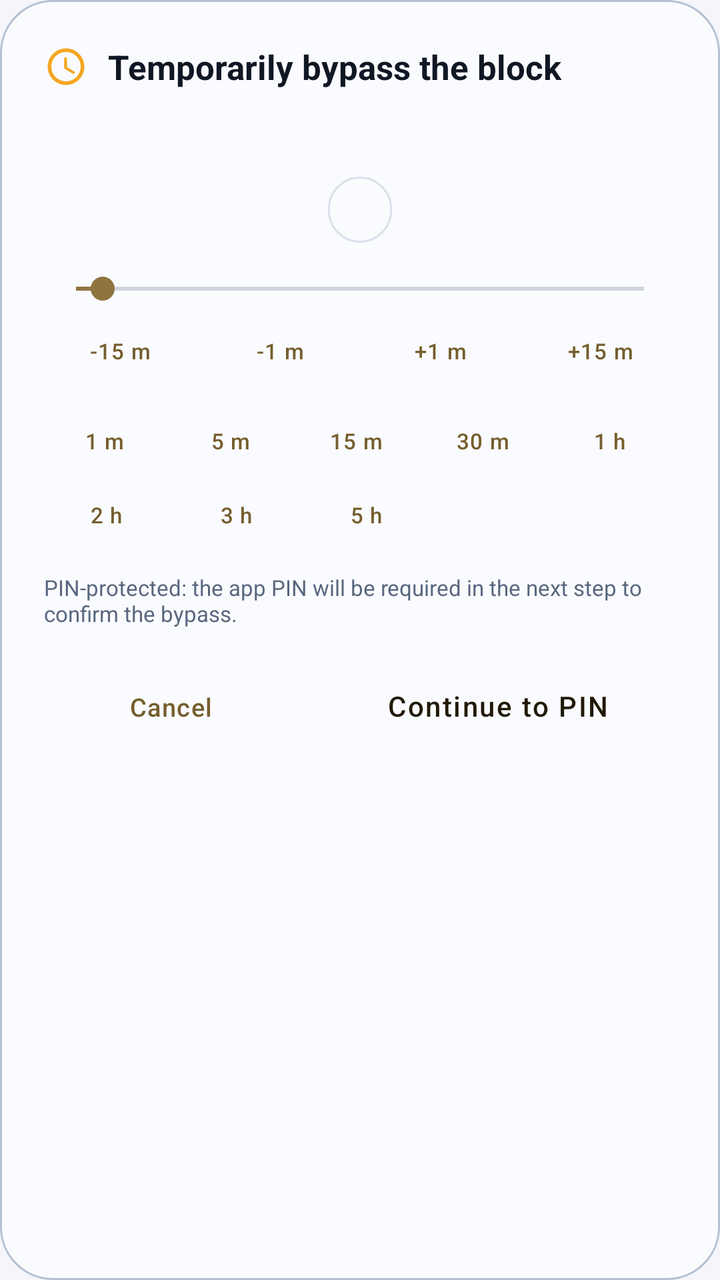
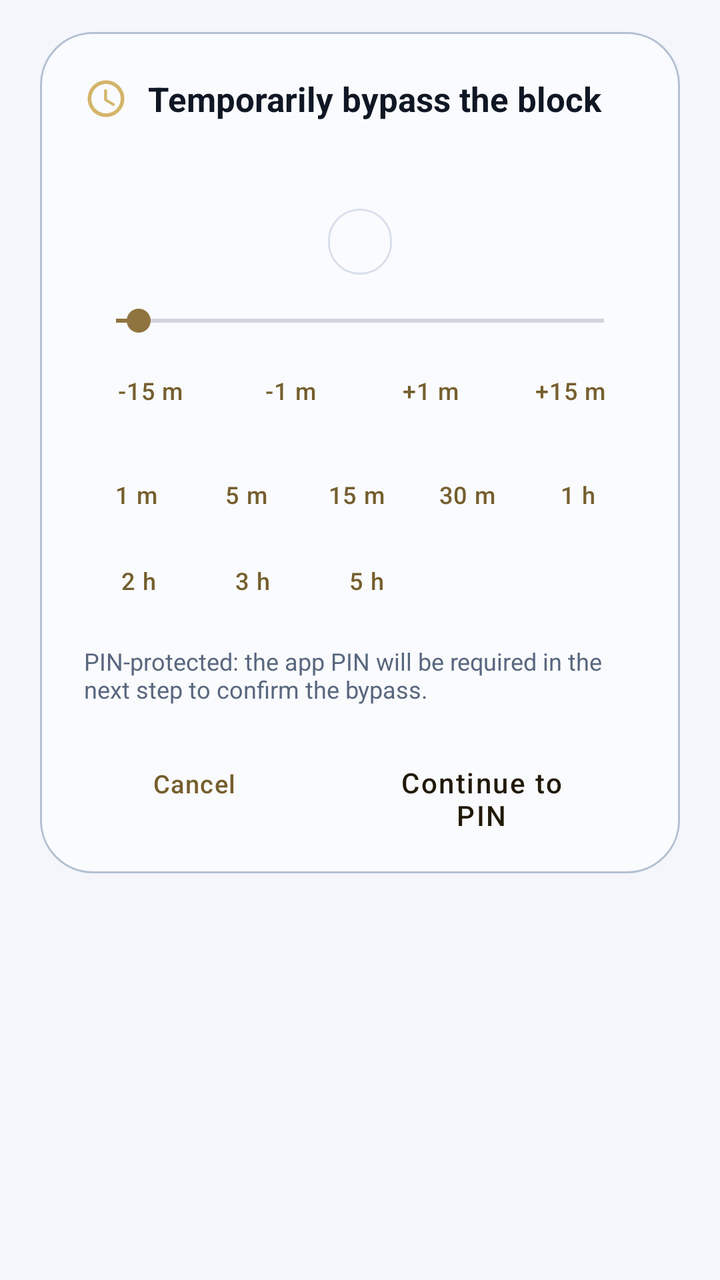

An Android layout rendered at two revisions. The XML below is the earlier revision; the diff shows what the commit changed to produce the second picture.
<!-- AndroidManifest.xml: application theme Theme.ScreenGuard -->
<!-- res/layout/dialog_block_bypass.xml -->
<?xml version="1.0" encoding="utf-8"?>
<LinearLayout xmlns:android="http://schemas.android.com/apk/res/android"
    xmlns:app="http://schemas.android.com/apk/res-auto"
    android:layout_width="match_parent"
    android:layout_height="wrap_content"
    android:layout_marginStart="20dp"
    android:layout_marginEnd="20dp"
    android:background="@drawable/bg_block_card"
    android:orientation="vertical"
    android:padding="22dp">

    
    <LinearLayout
        android:layout_width="match_parent"
        android:layout_height="wrap_content"
        android:gravity="center_vertical"
        android:orientation="horizontal">

        <ImageView
            android:id="@+id/bypassIcon"
            android:layout_width="22dp"
            android:layout_height="22dp"
            android:contentDescription="@string/overlay_bypass_button"
            android:src="@drawable/ic_clock"
            app:tint="@color/overlay_warning" />

        <TextView
            android:id="@+id/bypassTitle"
            android:layout_width="0dp"
            android:layout_height="wrap_content"
            android:layout_marginStart="10dp"
            android:layout_weight="1"
            android:text="@string/overlay_bypass_button"
            android:textColor="?attr/sgTextPrimary"
            android:textSize="17sp"
            android:textStyle="bold" />
    </LinearLayout>

    
    <LinearLayout
        android:id="@+id/durationStep"
        android:layout_width="match_parent"
        android:layout_height="wrap_content"
        android:orientation="vertical">

        <TextView
            android:id="@+id/bypassDescription"
            android:layout_width="match_parent"
            android:layout_height="wrap_content"
            android:layout_marginTop="12dp"
            android:textColor="?attr/sgTextSecondary"
            android:textSize="13sp" />

        <TextView
            android:id="@+id/durationBadge"
            android:layout_width="wrap_content"
            android:layout_height="wrap_content"
            android:layout_gravity="center_horizontal"
            android:layout_marginTop="14dp"
            android:background="@drawable/bg_pill_outline"
            android:paddingStart="16dp"
            android:paddingTop="7dp"
            android:paddingEnd="16dp"
            android:paddingBottom="7dp"
            android:textColor="@color/overlay_warning"
            android:textSize="14sp"
            android:textStyle="bold" />

        <SeekBar
            android:id="@+id/durationSlider"
            android:layout_width="match_parent"
            android:layout_height="wrap_content"
            android:layout_marginTop="14dp"
            android:max="299"
            android:progress="14" />

        
        <LinearLayout
            android:layout_width="match_parent"
            android:layout_height="wrap_content"
            android:layout_marginTop="4dp"
            android:orientation="horizontal">

            <Button
                android:id="@+id/btnMinus15"
                style="@style/AppTonalButton"
                android:layout_width="0dp"
                android:layout_height="36dp"
                android:layout_marginEnd="4dp"
                android:layout_weight="1"
                android:padding="0dp"
                android:textSize="11sp"
                android:text="@string/dur_short_minus_15m" />

            <Button
                android:id="@+id/btnMinus1"
                style="@style/AppTonalButton"
                android:layout_width="0dp"
                android:layout_height="36dp"
                android:layout_marginEnd="4dp"
                android:layout_weight="1"
                android:padding="0dp"
                android:textSize="11sp"
                android:text="@string/dur_short_minus_1m" />

            <Button
                android:id="@+id/btnPlus1"
                style="@style/AppTonalButton"
                android:layout_width="0dp"
                android:layout_height="36dp"
                android:layout_marginEnd="4dp"
                android:layout_weight="1"
                android:padding="0dp"
                android:textSize="11sp"
                android:text="@string/dur_short_plus_1m" />

            <Button
                android:id="@+id/btnPlus15"
                style="@style/AppTonalButton"
                android:layout_width="0dp"
                android:layout_height="36dp"
                android:layout_weight="1"
                android:padding="0dp"
                android:textSize="11sp"
                android:text="@string/dur_short_plus_15m" />
        </LinearLayout>

        
        <LinearLayout
            android:layout_width="match_parent"
            android:layout_height="wrap_content"
            android:layout_marginTop="10dp"
            android:orientation="horizontal">

            <Button
                android:id="@+id/preset1"
                style="@style/AppTonalButton"
                android:layout_width="0dp"
                android:layout_height="34dp"
                android:layout_marginEnd="3dp"
                android:layout_weight="1"
                android:padding="0dp"
                android:textSize="11sp"
                android:text="@string/dur_short_1m" />

            <Button
                android:id="@+id/preset5"
                style="@style/AppTonalButton"
                android:layout_width="0dp"
                android:layout_height="34dp"
                android:layout_marginEnd="3dp"
                android:layout_weight="1"
                android:padding="0dp"
                android:textSize="11sp"
                android:text="@string/dur_short_5m" />

            <Button
                android:id="@+id/preset15"
                style="@style/AppTonalButton"
                android:layout_width="0dp"
                android:layout_height="34dp"
                android:layout_marginEnd="3dp"
                android:layout_weight="1"
                android:padding="0dp"
                android:textSize="11sp"
                android:text="@string/dur_short_15m" />

            <Button
                android:id="@+id/preset30"
                style="@style/AppTonalButton"
                android:layout_width="0dp"
                android:layout_height="34dp"
                android:layout_marginEnd="3dp"
                android:layout_weight="1"
                android:padding="0dp"
                android:textSize="11sp"
                android:text="@string/dur_short_30m" />

            <Button
                android:id="@+id/preset60"
                style="@style/AppTonalButton"
                android:layout_width="0dp"
                android:layout_height="34dp"
                android:layout_marginEnd="3dp"
                android:layout_weight="1"
                android:padding="0dp"
                android:textSize="11sp"
                android:text="@string/dur_short_1h" />
        </LinearLayout>

        <LinearLayout
            android:layout_width="match_parent"
            android:layout_height="wrap_content"
            android:layout_marginTop="3dp"
            android:orientation="horizontal">

            <Button
                android:id="@+id/preset120"
                style="@style/AppTonalButton"
                android:layout_width="0dp"
                android:layout_height="34dp"
                android:layout_marginEnd="3dp"
                android:layout_weight="1"
                android:padding="0dp"
                android:textSize="11sp"
                android:text="@string/dur_short_2h" />

            <Button
                android:id="@+id/preset180"
                style="@style/AppTonalButton"
                android:layout_width="0dp"
                android:layout_height="34dp"
                android:layout_marginEnd="3dp"
                android:layout_weight="1"
                android:padding="0dp"
                android:textSize="11sp"
                android:text="@string/dur_short_3h" />

            <Button
                android:id="@+id/preset300"
                style="@style/AppTonalButton"
                android:layout_width="0dp"
                android:layout_height="34dp"
                android:layout_weight="1"
                android:padding="0dp"
                android:textSize="11sp"
                android:text="@string/dur_short_5h" />

            <View
                android:layout_width="0dp"
                android:layout_height="1dp"
                android:layout_weight="2" />
        </LinearLayout>

        <TextView
            android:layout_width="match_parent"
            android:layout_height="wrap_content"
            android:layout_marginTop="12dp"
            android:text="@string/overlay_bypass_security_note"
            android:textColor="?attr/sgTextTertiary"
            android:textSize="11sp" />

        <LinearLayout
            android:layout_width="match_parent"
            android:layout_height="wrap_content"
            android:layout_marginTop="16dp"
            android:orientation="horizontal">

            <Button
                android:id="@+id/btnCancel"
                style="@style/AppTonalButton"
                android:layout_width="0dp"
                android:layout_height="46dp"
                android:layout_marginEnd="6dp"
                android:layout_weight="1"
                android:text="@string/action_cancel" />

            <Button
                android:id="@+id/btnProceed"
                style="@style/AppButton"
                android:layout_width="0dp"
                android:layout_height="46dp"
                android:layout_marginStart="6dp"
                android:layout_weight="1.4"
                android:text="@string/overlay_continue_to_pin" />
        </LinearLayout>
    </LinearLayout>

    
    <LinearLayout
        android:id="@+id/pinStep"
        android:layout_width="match_parent"
        android:layout_height="wrap_content"
        android:orientation="vertical"
        android:visibility="gone">

        <TextView
            android:id="@+id/pinSubtitle"
            android:layout_width="match_parent"
            android:layout_height="wrap_content"
            android:layout_marginTop="12dp"
            android:textColor="?attr/sgTextSecondary"
            android:textSize="13sp" />

        <com.screenguard.app.PinDotsView
            android:id="@+id/pinDots"
            android:layout_width="170dp"
            android:layout_height="32dp"
            android:layout_gravity="center_horizontal"
            android:layout_marginTop="16dp" />

        <TextView
            android:id="@+id/pinError"
            android:layout_width="match_parent"
            android:layout_height="wrap_content"
            android:layout_marginTop="6dp"
            android:gravity="center"
            android:textColor="@color/overlay_danger"
            android:textSize="12sp"
            android:visibility="gone" />

        
        <LinearLayout
            android:layout_width="match_parent"
            android:layout_height="wrap_content"
            android:layout_marginTop="14dp"
            android:orientation="vertical">

            <LinearLayout style="@style/BypassKeyRow">
                <Button android:id="@+id/key1" style="@style/KeypadDigit" android:text="1" />
                <Button android:id="@+id/key2" style="@style/KeypadDigit" android:text="2" />
                <Button android:id="@+id/key3" style="@style/KeypadDigit" android:text="3" />
            </LinearLayout>

            <LinearLayout style="@style/BypassKeyRow">
                <Button android:id="@+id/key4" style="@style/KeypadDigit" android:text="4" />
                <Button android:id="@+id/key5" style="@style/KeypadDigit" android:text="5" />
                <Button android:id="@+id/key6" style="@style/KeypadDigit" android:text="6" />
            </LinearLayout>

            <LinearLayout style="@style/BypassKeyRow">
                <Button android:id="@+id/key7" style="@style/KeypadDigit" android:text="7" />
                <Button android:id="@+id/key8" style="@style/KeypadDigit" android:text="8" />
                <Button android:id="@+id/key9" style="@style/KeypadDigit" android:text="9" />
            </LinearLayout>

            <LinearLayout style="@style/BypassKeyRow">
                <Button
                    android:id="@+id/keyClearDummy"
                    style="@style/KeypadDigit"
                    android:visibility="invisible"
                    android:text="0" />
                <Button android:id="@+id/key0" style="@style/KeypadDigit" android:text="0" />
                <ImageButton
                    android:id="@+id/keyBackspace"
                    style="@style/KeypadIcon"
                    android:src="@drawable/ic_backspace"
                    android:contentDescription="@string/keypad_delete" />
            </LinearLayout>
        </LinearLayout>

        <LinearLayout
            android:layout_width="match_parent"
            android:layout_height="wrap_content"
            android:layout_marginTop="12dp"
            android:orientation="horizontal">

            <Button
                android:id="@+id/btnBackToDuration"
                style="@style/AppTonalButton"
                android:layout_width="0dp"
                android:layout_height="46dp"
                android:layout_marginEnd="6dp"
                android:layout_weight="1"
                android:text="@string/overlay_edit_duration" />

            <Button
                android:id="@+id/btnPinCancel"
                style="@style/AppTonalButton"
                android:layout_width="0dp"
                android:layout_height="46dp"
                android:layout_marginStart="6dp"
                android:layout_weight="1"
                android:text="@string/action_cancel" />
        </LinearLayout>
    </LinearLayout>
</LinearLayout>
<!-- resources referenced by this layout -->
<resources>
  <color name="overlay_danger">#F0938C</color>
  <color name="overlay_warning">#F5A623</color>
  <!-- drawable bg_block_card (drawable) -->
  <?xml version="1.0" encoding="utf-8"?>
  <shape xmlns:android="http://schemas.android.com/apk/res/android" android:shape="rectangle">
      <solid android:color="?attr/sgSurfaceElev" />
      <corners android:radius="26dp" />
      <stroke android:width="1dp" android:color="?attr/sgOutlineStrong" />
  </shape>
  <!-- drawable bg_pill_outline (drawable) -->
  <?xml version="1.0" encoding="utf-8"?>
  <shape xmlns:android="http://schemas.android.com/apk/res/android" android:shape="rectangle">
      <solid android:color="?attr/sgSurfaceElev" />
      <stroke android:width="1dp" android:color="?attr/sgOutline" />
      <corners android:radius="20dp" />
  </shape>
  <string name="action_cancel">Cancel</string>
  <string name="dur_short_15m">15 m</string>
  <string name="dur_short_1h">1 h</string>
  <string name="dur_short_1m">1 m</string>
  <string name="dur_short_2h">2 h</string>
  <string name="dur_short_30m">30 m</string>
  <string name="dur_short_3h">3 h</string>
  <string name="dur_short_5h">5 h</string>
  <string name="dur_short_5m">5 m</string>
  <string name="dur_short_minus_15m">-15 m</string>
  <string name="dur_short_minus_1m">-1 m</string>
  <string name="dur_short_plus_15m">+15 m</string>
  <string name="dur_short_plus_1m">+1 m</string>
  <string name="keypad_delete">⌫</string>
  <string name="overlay_bypass_button">Temporarily bypass the block</string>
  <string name="overlay_bypass_security_note">PIN-protected: the app PIN will be required in the next step to confirm the bypass.</string>
  <string name="overlay_continue_to_pin">Continue to PIN</string>
  <string name="overlay_edit_duration">Change duration</string>
  <style name="BypassKeyRow">
          <item name="android:layout_width">match_parent</item>
          <item name="android:layout_height">wrap_content</item>
          <item name="android:gravity">center_horizontal</item>
          <item name="android:orientation">horizontal</item>
      </style>
  <color name="bg">#F4F6FB</color>
  <color name="header">#EBEFF7</color>
  <color name="surface">#FFFFFF</color>
  <color name="surface_elev">#FAFBFE</color>
  <color name="surface_alt">#F2F5FA</color>
  <color name="outline">#D9E0EC</color>
  <color name="outline_strong">#B4C0D4</color>
  <color name="divider">#E6EBF3</color>
  <color name="gold">#D4B46A</color>
  <color name="gold_soft">#7E6434</color>
  <color name="gold_deep">#8F7440</color>
  <color name="on_gold">#211907</color>
  <color name="gold_container">#F2E9D2</color>
  <color name="gold_hairline">#668F7440</color>
  <color name="gold_text">#755E2E</color>
  <color name="text_primary">#101724</color>
  <color name="text_secondary">#42506B</color>
  <color name="text_tertiary">#59677F</color>
  <color name="key_bg">#EEF1F8</color>
  <color name="danger">#A82C26</color>
  <color name="error_on">#FFFFFF</color>
  <color name="danger_container">#FBE5E2</color>
  <style name="ScreenGuard.Switch" parent="Widget.Material3.CompoundButton.MaterialSwitch">
          <item name="trackTint">@null</item>
          <item name="thumbTint">@null</item>
      </style>
  <style name="ScreenGuard.Dialog.Style" parent="MaterialAlertDialog.Material3">
          <item name="shapeAppearanceOverlay">@style/ScreenGuard.Dialog.Shape</item>
          <item name="android:background">?attr/sgSurface</item>
      </style>
  <style name="ScreenGuard.Dialog.Shape" parent="ShapeAppearance.Material3.Corner.ExtraLarge">
          <item name="cornerSize">24dp</item>
      </style>
  <!-- unchanged entries left out for length: 8 -->
</resources>

<!-- the commit's change to res/layout/dialog_block_bypass.xml (unified diff, before → after) -->
@@ -1,13 +1,21 @@
 <?xml version="1.0" encoding="utf-8"?>
-<LinearLayout xmlns:android="http://schemas.android.com/apk/res/android"
+<ScrollView xmlns:android="http://schemas.android.com/apk/res/android"
     xmlns:app="http://schemas.android.com/apk/res-auto"
     android:layout_width="match_parent"
     android:layout_height="wrap_content"
-    android:layout_marginStart="20dp"
-    android:layout_marginEnd="20dp"
-    android:background="@drawable/bg_block_card"
-    android:orientation="vertical"
-    android:padding="22dp">
+    android:overScrollMode="never"
+    android:scrollbars="none">
+
+    <LinearLayout
+        android:layout_width="match_parent"
+        android:layout_height="wrap_content"
+        android:layout_marginStart="20dp"
+        android:layout_marginEnd="20dp"
+        android:layout_marginTop="16dp"
+        android:layout_marginBottom="16dp"
+        android:background="@drawable/bg_block_card"
+        android:orientation="vertical"
+        android:padding="22dp">
 
     
     <LinearLayout
@@ -85,43 +93,43 @@
                 android:id="@+id/btnMinus15"
                 style="@style/AppTonalButton"
                 android:layout_width="0dp"
-                android:layout_height="36dp"
+                android:layout_height="44dp"
                 android:layout_marginEnd="4dp"
                 android:layout_weight="1"
                 android:padding="0dp"
-                android:textSize="11sp"
+                android:textSize="12sp"
                 android:text="@string/dur_short_minus_15m" />
 
             <Button
                 android:id="@+id/btnMinus1"
                 style="@style/AppTonalButton"
                 android:layout_width="0dp"
-                android:layout_height="36dp"
+                android:layout_height="44dp"
                 android:layout_marginEnd="4dp"
                 android:layout_weight="1"
                 android:padding="0dp"
-                android:textSize="11sp"
+                android:textSize="12sp"
                 android:text="@string/dur_short_minus_1m" />
 
             <Button
                 android:id="@+id/btnPlus1"
                 style="@style/AppTonalButton"
                 android:layout_width="0dp"
-                android:layout_height="36dp"
+                android:layout_height="44dp"
                 android:layout_marginEnd="4dp"
                 android:layout_weight="1"
                 android:padding="0dp"
-                android:textSize="11sp"
+                android:textSize="12sp"
                 android:text="@string/dur_short_plus_1m" />
 
             <Button
                 android:id="@+id/btnPlus15"
                 style="@style/AppTonalButton"
                 android:layout_width="0dp"
-                android:layout_height="36dp"
-                android:layout_weight="1"
-                android:padding="0dp"
-                android:textSize="11sp"
+                android:layout_height="44dp"
+                android:layout_weight="1"
+                android:padding="0dp"
+                android:textSize="12sp"
                 android:text="@string/dur_short_plus_15m" />
         </LinearLayout>
 
@@ -136,55 +144,55 @@
                 android:id="@+id/preset1"
                 style="@style/AppTonalButton"
                 android:layout_width="0dp"
-                android:layout_height="34dp"
-                android:layout_marginEnd="3dp"
-                android:layout_weight="1"
-                android:padding="0dp"
-                android:textSize="11sp"
+                android:layout_height="40dp"
+                android:layout_marginEnd="3dp"
+                android:layout_weight="1"
+                android:padding="0dp"
+                android:textSize="12sp"
                 android:text="@string/dur_short_1m" />
 
             <Button
                 android:id="@+id/preset5"
                 style="@style/AppTonalButton"
                 android:layout_width="0dp"
-                android:layout_height="34dp"
-                android:layout_marginEnd="3dp"
-                android:layout_weight="1"
-                android:padding="0dp"
-                android:textSize="11sp"
+                android:layout_height="40dp"
+                android:layout_marginEnd="3dp"
+                android:layout_weight="1"
+                android:padding="0dp"
+                android:textSize="12sp"
                 android:text="@string/dur_short_5m" />
 
             <Button
                 android:id="@+id/preset15"
                 style="@style/AppTonalButton"
                 android:layout_width="0dp"
-                android:layout_height="34dp"
-                android:layout_marginEnd="3dp"
-                android:layout_weight="1"
-                android:padding="0dp"
-                android:textSize="11sp"
+                android:layout_height="40dp"
+                android:layout_marginEnd="3dp"
+                android:layout_weight="1"
+                android:padding="0dp"
+                android:textSize="12sp"
                 android:text="@string/dur_short_15m" />
 
             <Button
                 android:id="@+id/preset30"
                 style="@style/AppTonalButton"
                 android:layout_width="0dp"
-                android:layout_height="34dp"
-                android:layout_marginEnd="3dp"
-                android:layout_weight="1"
-                android:padding="0dp"
-                android:textSize="11sp"
+                android:layout_height="40dp"
+                android:layout_marginEnd="3dp"
+                android:layout_weight="1"
+                android:padding="0dp"
+                android:textSize="12sp"
                 android:text="@string/dur_short_30m" />
 
             <Button
                 android:id="@+id/preset60"
                 style="@style/AppTonalButton"
                 android:layout_width="0dp"
-                android:layout_height="34dp"
-                android:layout_marginEnd="3dp"
-                android:layout_weight="1"
-                android:padding="0dp"
-                android:textSize="11sp"
+                android:layout_height="40dp"
+                android:layout_marginEnd="3dp"
+                android:layout_weight="1"
+                android:padding="0dp"
+                android:textSize="12sp"
                 android:text="@string/dur_short_1h" />
         </LinearLayout>
 
@@ -198,32 +206,32 @@
                 android:id="@+id/preset120"
                 style="@style/AppTonalButton"
                 android:layout_width="0dp"
-                android:layout_height="34dp"
-                android:layout_marginEnd="3dp"
-                android:layout_weight="1"
-                android:padding="0dp"
-                android:textSize="11sp"
+                android:layout_height="40dp"
+                android:layout_marginEnd="3dp"
+                android:layout_weight="1"
+                android:padding="0dp"
+                android:textSize="12sp"
                 android:text="@string/dur_short_2h" />
 
             <Button
                 android:id="@+id/preset180"
                 style="@style/AppTonalButton"
                 android:layout_width="0dp"
-                android:layout_height="34dp"
-                android:layout_marginEnd="3dp"
-                android:layout_weight="1"
-                android:padding="0dp"
-                android:textSize="11sp"
+                android:layout_height="40dp"
+                android:layout_marginEnd="3dp"
+                android:layout_weight="1"
+                android:padding="0dp"
+                android:textSize="12sp"
                 android:text="@string/dur_short_3h" />
 
             <Button
                 android:id="@+id/preset300"
                 style="@style/AppTonalButton"
                 android:layout_width="0dp"
-                android:layout_height="34dp"
-                android:layout_weight="1"
-                android:padding="0dp"
-                android:textSize="11sp"
+                android:layout_height="40dp"
+                android:layout_weight="1"
+                android:padding="0dp"
+                android:textSize="12sp"
                 android:text="@string/dur_short_5h" />
 
             <View
@@ -238,7 +246,7 @@
             android:layout_marginTop="12dp"
             android:text="@string/overlay_bypass_security_note"
             android:textColor="?attr/sgTextTertiary"
-            android:textSize="11sp" />
+            android:textSize="12sp" />
 
         <LinearLayout
             android:layout_width="match_parent"
@@ -307,33 +315,37 @@
             android:orientation="vertical">
 
             <LinearLayout style="@style/BypassKeyRow">
-                <Button android:id="@+id/key1" style="@style/KeypadDigit" android:text="1" />
-                <Button android:id="@+id/key2" style="@style/KeypadDigit" android:text="2" />
-                <Button android:id="@+id/key3" style="@style/KeypadDigit" android:text="3" />
+                <Button android:id="@+id/key1" style="@style/KeypadDigit" android:layout_width="0dp" android:layout_weight="1" android:text="1" />
+                <Button android:id="@+id/key2" style="@style/KeypadDigit" android:layout_width="0dp" android:layout_weight="1" android:text="2" />
+                <Button android:id="@+id/key3" style="@style/KeypadDigit" android:layout_width="0dp" android:layout_weight="1" android:text="3" />
             </LinearLayout>
 
             <LinearLayout style="@style/BypassKeyRow">
-                <Button android:id="@+id/key4" style="@style/KeypadDigit" android:text="4" />
-                <Button android:id="@+id/key5" style="@style/KeypadDigit" android:text="5" />
-                <Button android:id="@+id/key6" style="@style/KeypadDigit" android:text="6" />
+                <Button android:id="@+id/key4" style="@style/KeypadDigit" android:layout_width="0dp" android:layout_weight="1" android:text="4" />
+                <Button android:id="@+id/key5" style="@style/KeypadDigit" android:layout_width="0dp" android:layout_weight="1" android:text="5" />
+                <Button android:id="@+id/key6" style="@style/KeypadDigit" android:layout_width="0dp" android:layout_weight="1" android:text="6" />
             </LinearLayout>
 
             <LinearLayout style="@style/BypassKeyRow">
-                <Button android:id="@+id/key7" style="@style/KeypadDigit" android:text="7" />
-                <Button android:id="@+id/key8" style="@style/KeypadDigit" android:text="8" />
-                <Button android:id="@+id/key9" style="@style/KeypadDigit" android:text="9" />
+                <Button android:id="@+id/key7" style="@style/KeypadDigit" android:layout_width="0dp" android:layout_weight="1" android:text="7" />
+                <Button android:id="@+id/key8" style="@style/KeypadDigit" android:layout_width="0dp" android:layout_weight="1" android:text="8" />
+                <Button android:id="@+id/key9" style="@style/KeypadDigit" android:layout_width="0dp" android:layout_weight="1" android:text="9" />
             </LinearLayout>
 
             <LinearLayout style="@style/BypassKeyRow">
                 <Button
                     android:id="@+id/keyClearDummy"
                     style="@style/KeypadDigit"
+                    android:layout_width="0dp"
+                    android:layout_weight="1"
                     android:visibility="invisible"
                     android:text="0" />
-                <Button android:id="@+id/key0" style="@style/KeypadDigit" android:text="0" />
+                <Button android:id="@+id/key0" style="@style/KeypadDigit" android:layout_width="0dp" android:layout_weight="1" android:text="0" />
                 <ImageButton
                     android:id="@+id/keyBackspace"
                     style="@style/KeypadIcon"
+                    android:layout_width="0dp"
+                    android:layout_weight="1"
                     android:src="@drawable/ic_backspace"
                     android:contentDescription="@string/keypad_delete" />
             </LinearLayout>
@@ -364,4 +376,5 @@
                 android:text="@string/action_cancel" />
         </LinearLayout>
     </LinearLayout>
-</LinearLayout>
+    </LinearLayout>
+</ScrollView>
<!-- resource entries referenced after the edit -->
@@ -1,7 +1,7 @@
 <!-- resources referenced by this layout -->
 <resources>
   <color name="overlay_danger">#F0938C</color>
-  <color name="overlay_warning">#F5A623</color>
+  <color name="overlay_warning">#D4B46A</color>
   <!-- drawable bg_block_card (drawable) -->
   <?xml version="1.0" encoding="utf-8"?>
   <shape xmlns:android="http://schemas.android.com/apk/res/android" android:shape="rectangle">
